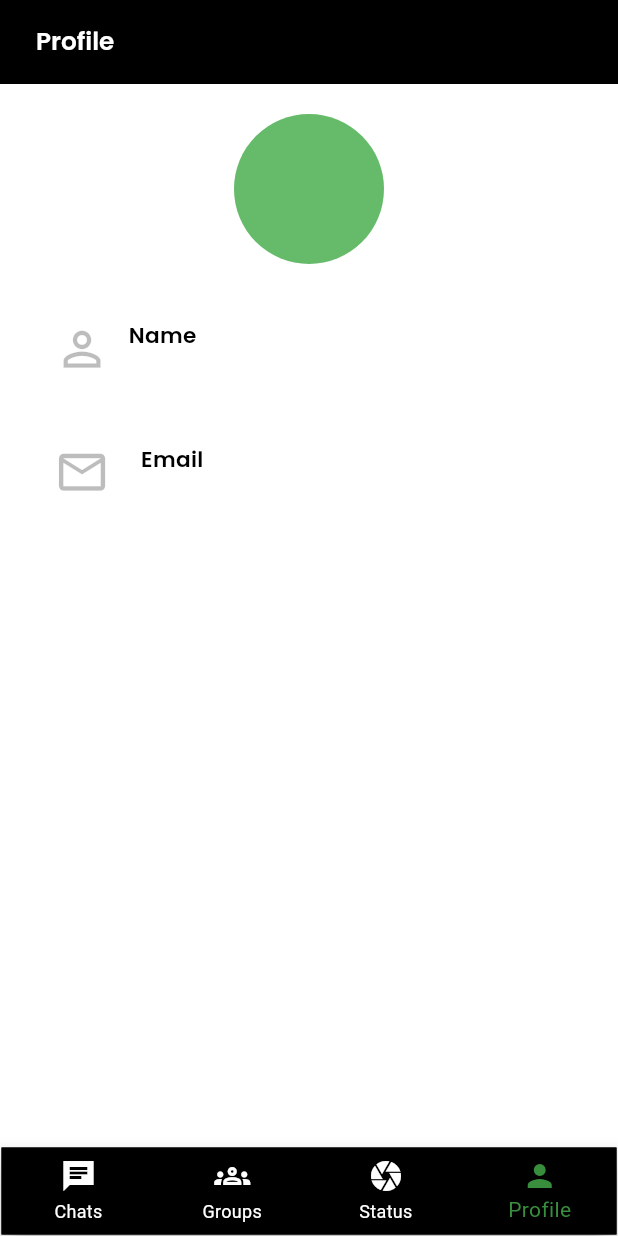
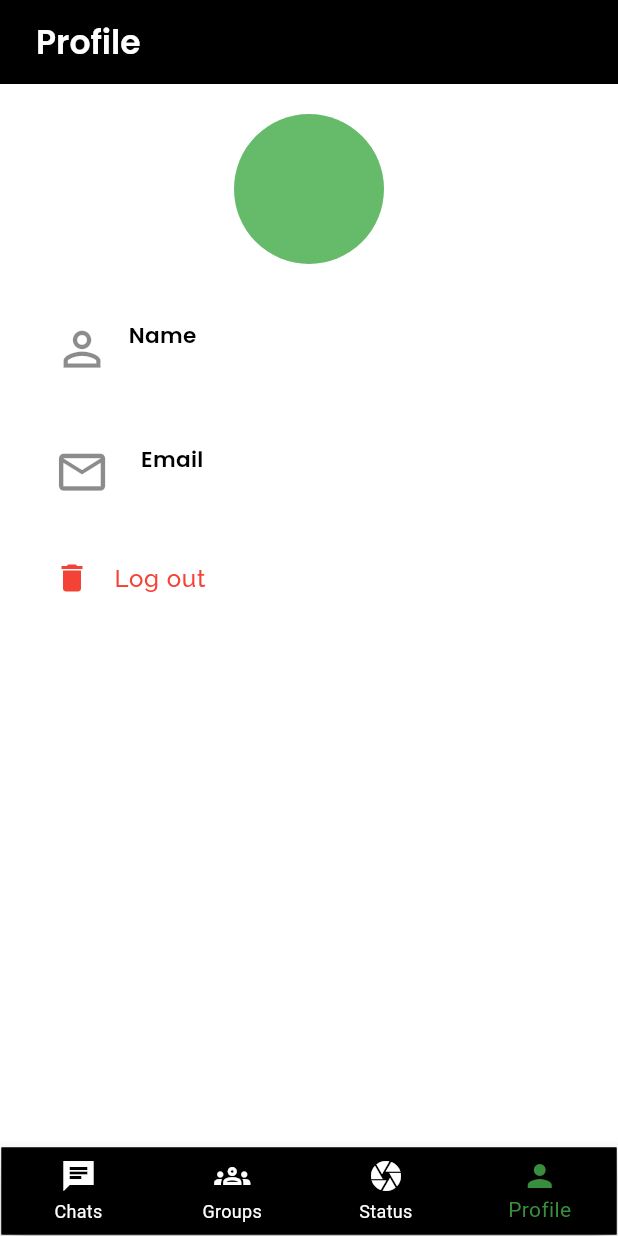
Before and after one commit to Honeypanchal/chatapp, a Flutter app: the Profile screen opened directly with empty values, on a phone screen of 412 x 824 dp. Run offline on Flutter 3.47's test engine with Material 3 defaults, Android fonts, the phone set to English and light mode, and no system bars; our stand-ins replace cloud_firestore, firebase_auth, firebase_core, flutter_chat_bubble, google_sign_in; accounts and stored records are empty.

```diff
--- a/lib/Pages/Profile/Profile.dart
+++ b/lib/Pages/Profile/Profile.dart
@@ -5,18 +5,20 @@ import 'package:flutter/material.dart';
 import 'package:firebase_auth/firebase_auth.dart';
 import 'package:cloud_firestore/cloud_firestore.dart';
 
+import '../../services/auth_services.dart';
+import '../Authentication/FirstPage.dart';
+
 class Profile extends StatefulWidget {
+  final CustomClass currentUser;
 
-  final CustomClass currentUser;
-  const Profile({super.key,required this.currentUser});
+  const Profile({super.key, required this.currentUser});
 
   @override
   State<Profile> createState() => _ProfileState();
 }
 
 class _ProfileState extends State<Profile> {
-
-  int _selectedIndex=3;
+  int _selectedIndex = 3;
 
   void _onItemTapped(int index) {
     setState(() {
@@ -44,6 +46,7 @@ class _ProfileState extends State<Profile> {
         break;
     }
   }
+
   String firstName = "";
   String email = "";
 
@@ -56,8 +59,10 @@ class _ProfileState extends State<Profile> {
   void fetchUserData() async {
     User? user = FirebaseAuth.instance.currentUser;
     if (user != null) {
-      DocumentSnapshot userDoc =
-      await FirebaseFirestore.instance.collection("Users").doc(user.uid).get();
+      DocumentSnapshot userDoc = await FirebaseFirestore.instance
+          .collection("Users")
+          .doc(user.uid)
+          .get();
 
       if (userDoc.exists) {
         setState(() {
@@ -81,13 +86,17 @@ class _ProfileState extends State<Profile> {
     return Scaffold(
       backgroundColor: Colors.white,
       appBar: AppBar(
-        automaticallyImplyLeading: false,
+      automaticallyImplyLeading: false,
         backgroundColor: Colors.black,
         title: Padding(
           padding: const EdgeInsets.all(8.0),
           child: Text(
             "Profile",
-            style: TextStyle(fontFamily: 'poppins', fontSize: width * 0.04,color: Colors.white,fontWeight: FontWeight.bold),
+            style: TextStyle(
+                fontFamily: 'poppins',
+
+                color: Colors.white,
+                fontWeight: FontWeight.bold),
           ),
         ),
         elevation: 0,
@@ -111,78 +120,134 @@ class _ProfileState extends State<Profile> {
                 ),
               ),
             ),
-
-            SizedBox(height: height*0.04,),
+            SizedBox(
+              height: height * 0.04,
+            ),
             Container(
-              margin: EdgeInsets.symmetric(horizontal: width*0.02),
-              height:height*0.1,
+              margin: EdgeInsets.symmetric(horizontal: width * 0.02),
+              height: height * 0.1,
               width: width,
-              decoration: BoxDecoration(color: Colors.white,
-              borderRadius: BorderRadius.circular(15),
+              decoration: BoxDecoration(
+                color: Colors.white,
+                borderRadius: BorderRadius.circular(15),
               ),
               child: Padding(
-                padding: const EdgeInsets.only(left: 8,right: 8,top: 5),
+                padding: const EdgeInsets.only(left: 8, right: 8, top: 5),
                 child: Row(
                   mainAxisAlignment: MainAxisAlignment.start,
                   crossAxisAlignment: CrossAxisAlignment.start,
                   children: [
-                    Icon(Icons.perm_identity,color: Colors.black26,size: width*0.09,),
-                    SizedBox(width: width*0.03,),
+                    Icon(
+                      Icons.perm_identity,
+                      color: Colors.black45,
+                      size: width * 0.09,
+                    ),
+                    SizedBox(
+                      width: width * 0.03,
+                    ),
                     Column(
-                      children: [Text("Name",style: TextStyle(color: Colors.black,fontSize: width*0.035,fontFamily: 'poppins',fontWeight: FontWeight.w700),
-                      ),
-                        SizedBox(height: height*0.003,),
-                        Text(firstName.isNotEmpty ? firstName :"",style: TextStyle(color: Colors.grey,fontWeight: FontWeight.w600,fontFamily: 'Raleways',fontSize: width*0.035),
+                      children: [
+                        Text(
+                          "Name",
+                          style: TextStyle(
+                              color: Colors.black,
+                              fontSize: width * 0.035,
+                              fontFamily: 'poppins',
+                              fontWeight: FontWeight.w700),
                         ),
-
+                        SizedBox(
+                          height: height * 0.003,
+                        ),
+                        Text(
+                          firstName.isNotEmpty ? firstName : "",
+                          style: TextStyle(
+                              color: Colors.grey,
+                              fontWeight: FontWeight.w600,
+                              fontFamily: 'Raleways',
+                              fontSize: width * 0.035),
+                        ),
                       ],
                     ),
                   ],
                 ),
               ),
-
             ),
-
             Container(
-              margin: EdgeInsets.symmetric(horizontal: width*0.02),
-              height:height*0.1,
+              margin: EdgeInsets.symmetric(horizontal: width * 0.02),
+              height: height * 0.08,
               width: width,
-              decoration: BoxDecoration(color: Colors.white,
+              decoration: BoxDecoration(
+                color: Colors.white,
                 borderRadius: BorderRadius.circular(15),
               ),
               child: Padding(
-                padding: const EdgeInsets.only(left: 8,right: 8,top: 5),
+                padding: const EdgeInsets.only(left: 8, right: 8, top: 5),
                 child: Row(
                   mainAxisAlignment: MainAxisAlignment.start,
                   crossAxisAlignment: CrossAxisAlignment.start,
                   children: [
-
-                    Icon(Icons.email_outlined,color: Colors.black26,size: width*0.09,),
-                    SizedBox(width: width*0.05,),
+                    Icon(
+                      Icons.email_outlined,
+                      color: Colors.black45,
+                      size: width * 0.09,
+                    ),
+                    SizedBox(
+                      width: width * 0.05,
+                    ),
                     Column(
                       crossAxisAlignment: CrossAxisAlignment.start,
-                      children: [Text("Email",
-                        style: TextStyle(color: Colors.black,fontSize: width*0.035,fontFamily: 'poppins',fontWeight: FontWeight.w700),
-                      ),
-                        SizedBox(height: height*0.005,),
-                        Text(email.isNotEmpty ? email
-                            :"",style: TextStyle(color: Colors.grey,fontWeight: FontWeight.w600,fontFamily: 'Raleways',fontSize: width*0.035),
+                      children: [
+                        Text(
+                          "Email",
+                          style: TextStyle(
+                              color: Colors.black,
+                              fontSize: width * 0.035,
+                              fontFamily: 'poppins',
+                              fontWeight: FontWeight.w700),
                         ),
-
+                        SizedBox(
+                          height: height * 0.005,
+                        ),
+                        Text(
+                          email.isNotEmpty ? email : "",
+                          style: TextStyle(
+                              color: Colors.grey,
+                              fontWeight: FontWeight.w600,
+                              fontFamily: 'Raleways',
+                              fontSize: width * 0.035),
+                        ),
                       ],
                     ),
                   ],
                 ),
               ),
+            ),
+            ListTile(
+              onTap: (){
+                logOutUser().then((_){
+                  Navigator.pushAndRemoveUntil(
+                    context,
+                    MaterialPageRoute(builder: (context) => Firstpage()), // Navigate to login screen
+                        (Route<dynamic> route) => false, // Remove all previous routes from stack
+                  );
+                });
 
-            ),
+              },
 
-
-
+              leading: Icon(
+                Icons.delete,
+                color: Colors.red,
+              ),
+              title: Text(
+                "Log out",
+                style: TextStyle(fontFamily: 'Raleway', color: Colors.red),
+              ),
+            )
           ],
         ),
       ),
-      bottomNavigationBar: MainNavigationPage(currentIndex: _selectedIndex, onTap: _onItemTapped),
+      bottomNavigationBar: MainNavigationPage(
+          currentIndex: _selectedIndex, onTap: _onItemTapped),
     );
   }
 }
--- a/lib/services/status_service.dart
+++ b/lib/services/status_service.dart
@@ -87,7 +87,7 @@ class StatusService {
         .map((snapshot) {
       return snapshot.docs.map((doc) {
         var data = doc.data();
-        print(" Status Data: ${doc.id} -> $data");
+        // print(" Status Data: ${doc.id} -> $data");
         return Status.fromMap(data);
       }).toList();
     });
@@ -99,7 +99,7 @@ class StatusService {
       print("No statuses found in Firestore!");
     } else {
       for (var doc in snapshot.docs) {
-        print("Status Found: ${doc.id} -> ${doc.data()}");
+        // print("Status Found: ${doc.id} -> ${doc.data()}");
       }
     }
   }
```
Also changed, not shown: lib/Pages/Chatlayout/chat_layout.dart (+144 -82 lines), lib/services/auth_services.dart (+9 -0 lines).
